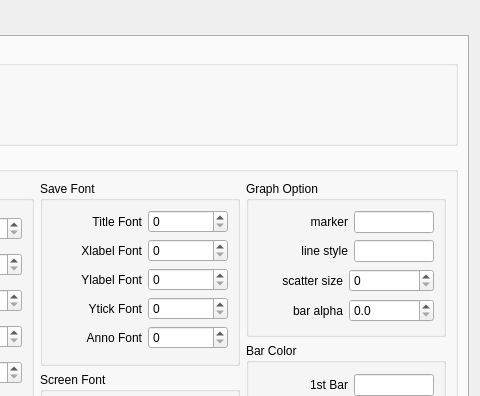
Old version of the form uiFiles/physico_main.ui in the repository sseungyong/physico_project; both pictures show x 659 to 1139 and y 0 to 396 of the 1139 by 833 pixel window.
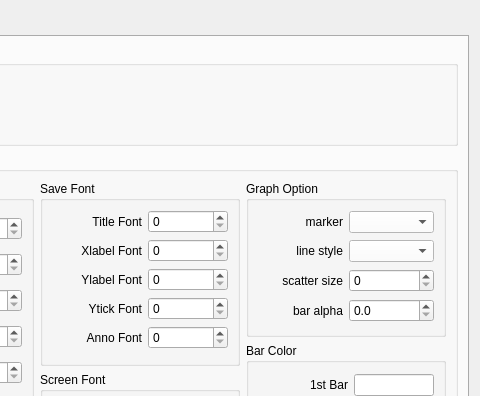
New version of the form. Icons and pictures are not drawn.

Commit message: modified marker/line style options

```diff
--- a/uiFiles/physico_main.ui
+++ b/uiFiles/physico_main.ui
@@ -1381,12 +1381,9 @@
                     </widget>
                    </item>
                    <item>
-                    <widget class="QLineEdit" name="markerStyle">
-                     <property name="maximumSize">
-                      <size>
-                       <width>80</width>
-                       <height>16777215</height>
-                      </size>
+                    <widget class="QComboBox" name="markerStyle">
+                     <property name="styleSheet">
+                      <string notr="true">background-color: rgb(255, 255, 255);</string>
                      </property>
                     </widget>
                    </item>
@@ -1405,12 +1402,9 @@
                     </widget>
                    </item>
                    <item>
-                    <widget class="QLineEdit" name="lineStyle">
-                     <property name="maximumSize">
-                      <size>
-                       <width>80</width>
-                       <height>16777215</height>
-                      </size>
+                    <widget class="QComboBox" name="lineStyle">
+                     <property name="styleSheet">
+                      <string notr="true">background-color: rgb(255, 255, 255);</string>
                      </property>
                     </widget>
                    </item>
```
Left out of the diff: 22 changed lines with no effect on the pictures. The commit also changes 1 other file.
